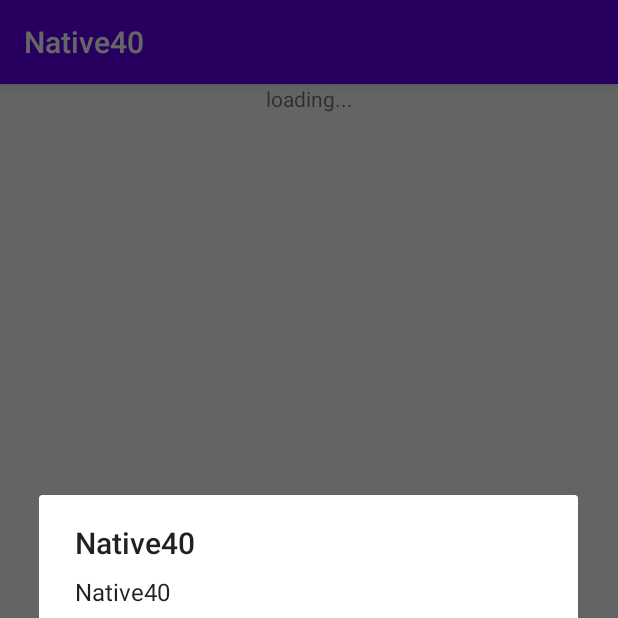
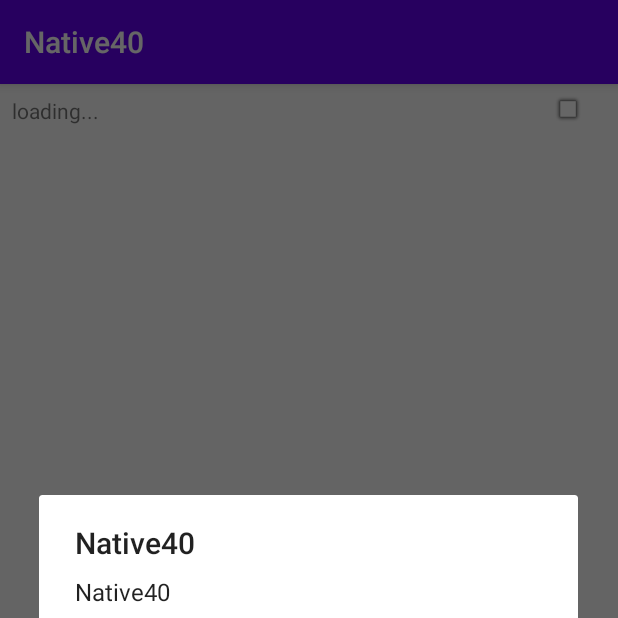
Before and after one commit to yono-ms/Native40, an Android app: the screen it shows after launch (MainActivity), on a phone screen of 412 x 824 dp, the top half of it. Run offline under Robolectric (Android 15) with nearby library versions, the phone set to English and light mode, and no system bars; our stand-ins replace Room's generated code, data binding; libraries missing offline, so code that uses them is left out: org.slf4j; 10 statements that could not run were skipped.

Commit message:
Connectivity indicator.

```diff
--- a/app/src/main/res/layout/activity_main.xml
+++ b/app/src/main/res/layout/activity_main.xml
@@ -25,16 +25,30 @@
             android:id="@+id/textViewHeader"
             android:layout_width="wrap_content"
             android:layout_height="wrap_content"
+            android:layout_margin="8dp"
             android:text="@{viewModel.headerText}"
             app:layout_constraintLeft_toLeftOf="parent"
-            app:layout_constraintRight_toRightOf="parent"
             app:layout_constraintTop_toTopOf="parent"
             tools:text="Header" />
+
+        <ImageView
+            android:id="@+id/imageViewConnect"
+            android:layout_width="wrap_content"
+            android:layout_height="0dp"
+            android:layout_marginEnd="8dp"
+            android:contentDescription="@string/app_name"
+            android:scaleType="fitCenter"
+            android:tint="@{viewModel.connected ? @android:color/holo_green_light : @android:color/holo_red_light}"
+            app:layout_constraintBottom_toBottomOf="@+id/textViewHeader"
+            app:layout_constraintEnd_toEndOf="parent"
+            app:layout_constraintTop_toTopOf="@+id/textViewHeader"
+            app:srcCompat="@android:drawable/alert_light_frame" />
 
         <FrameLayout
             android:id="@+id/frameLayoutContent"
             android:layout_width="0dp"
             android:layout_height="0dp"
+            android:layout_marginTop="8dp"
             app:layout_constraintBottom_toBottomOf="parent"
             app:layout_constraintEnd_toEndOf="parent"
             app:layout_constraintStart_toStartOf="parent"
```
